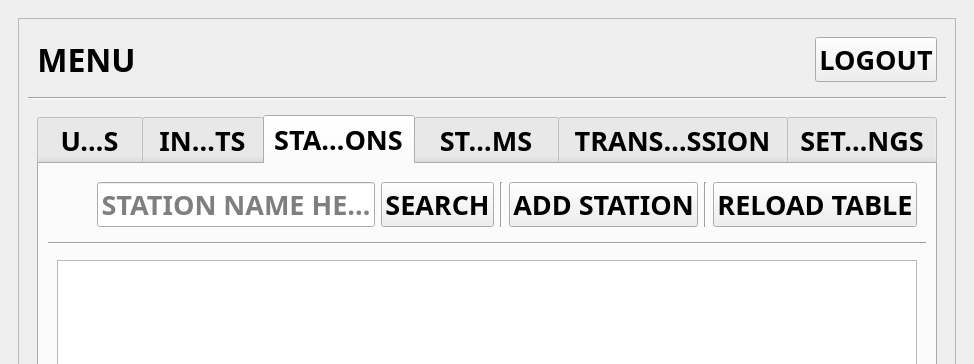
First picture: the form in Desktop/resources/view.ui, repository MarcoGraciano12/NextAir-Solutions, before the edit; both pictures show x 0 to 974 and y 0 to 364 of the 974 by 739 pixel window.
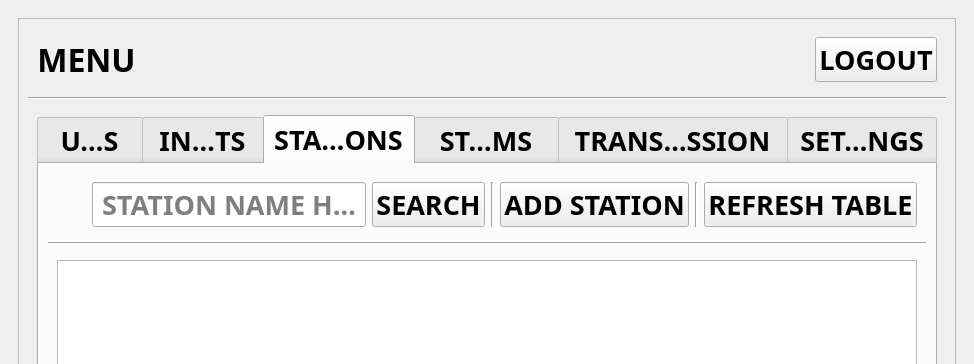
Second picture: the form after the edit. The open tabs and pages were chosen to show the change.

Commit message: feat: Search Stations UI

```diff
--- a/Desktop/resources/view.ui
+++ b/Desktop/resources/view.ui
@@ -398,7 +398,7 @@
                      <item>
                       <widget class="QPushButton" name="reload_stations_table_button">
                        <property name="text">
-                        <string>RELOAD TABLE</string>
+                        <string>REFRESH TABLE</string>
                        </property>
                       </widget>
                      </item>
```
Left out of the diff: 4 changed lines with no effect on the pictures. The commit also changes 4 other files.
